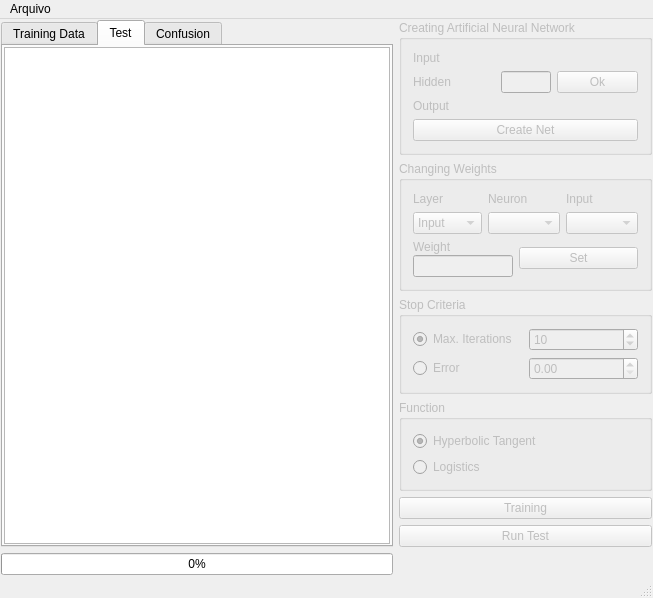
This is ANN_BP/mainwindow.ui in Akindart/ArtificialNeuralNetwork_BackPropagation as Qt 5 draws it before an edit. The edited form follows.
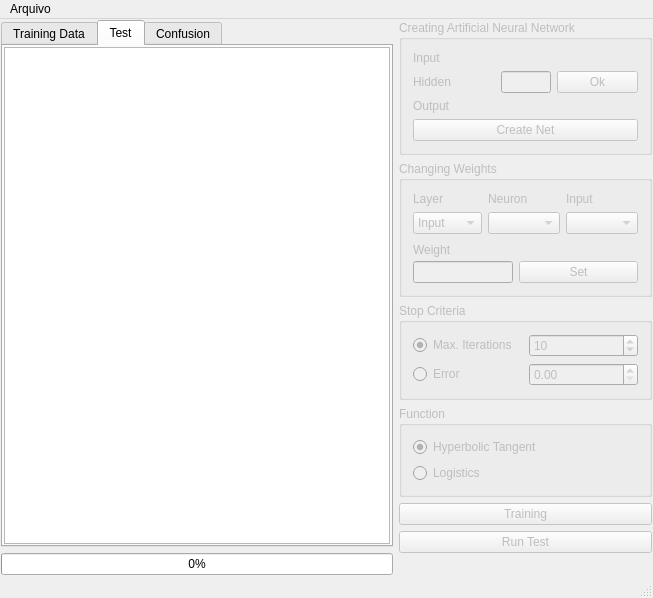
This is the edited form.

Commit message: mudanca de pesos

Patch:
```diff
--- a/ANN_BP/mainwindow.ui
+++ b/ANN_BP/mainwindow.ui
@@ -317,11 +317,28 @@
             </layout>
            </item>
            <item>
+            <layout class="QVBoxLayout" name="verticalLayout_14">
+             <item>
+              <spacer name="verticalSpacer_2">
+               <property name="orientation">
+                <enum>Qt::Vertical</enum>
+               </property>
+               <property name="sizeHint" stdset="0">
+                <size>
+                 <width>20</width>
+                 <height>40</height>
+                </size>
+               </property>
+              </spacer>
+             </item>
+             <item>
             <widget class="QPushButton" name="btnSetWeight">
              <property name="text">
               <string>Set</string>
              </property>
             </widget>
+             </item>
+            </layout>
            </item>
           </layout>
          </item>
```
Lines whose indentation alone changed are shown as unchanged.
